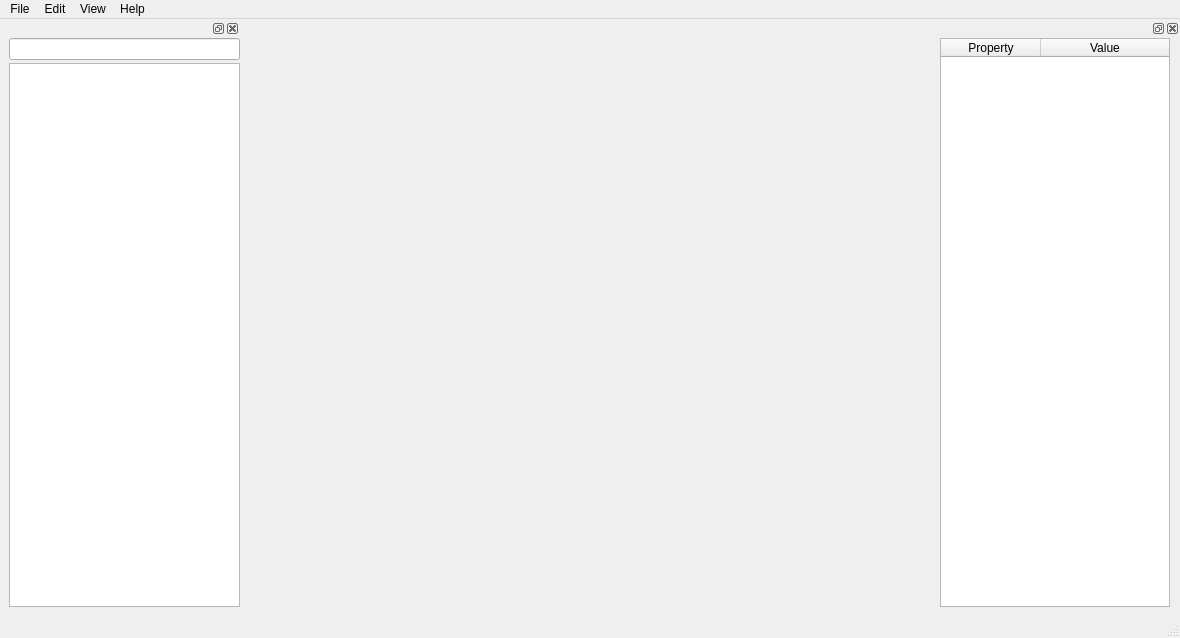
neophack/AutoPlatform, file dialogs/mainwindow.ui: the form before one commit.
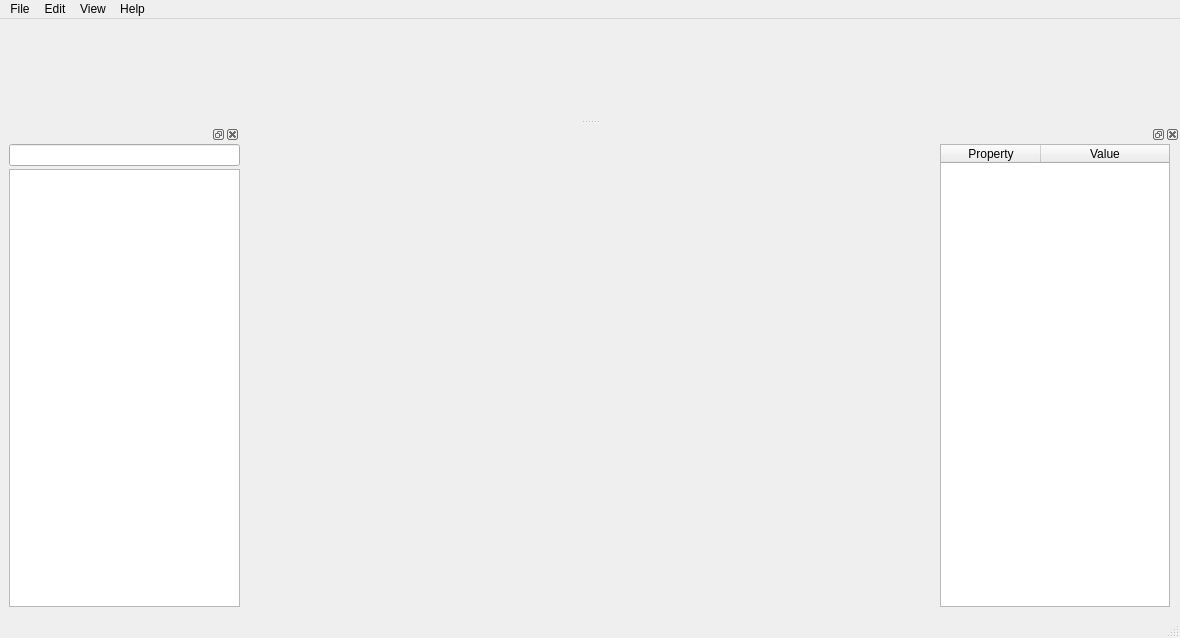
The form after the commit. Custom widgets are drawn as their Qt base class.

Commit message: 增加了上方toolbar的dock

```diff
--- a/dialogs/mainwindow.ui
+++ b/dialogs/mainwindow.ui
@@ -369,6 +369,24 @@
     </layout>
    </widget>
   </widget>
+  <widget class="QDockWidget" name="dockWidget">
+   <property name="minimumSize">
+    <size>
+     <width>59</width>
+     <height>100</height>
+    </size>
+   </property>
+   <property name="features">
+    <set>QDockWidget::NoDockWidgetFeatures</set>
+   </property>
+   <property name="allowedAreas">
+    <set>Qt::TopDockWidgetArea</set>
+   </property>
+   <attribute name="dockWidgetArea">
+    <number>4</number>
+   </attribute>
+   <widget class="QWidget" name="dockWidgetContents"/>
+  </widget>
   <action name="actionNewProject">
    <property name="text">
     <string>Project</string>
```
